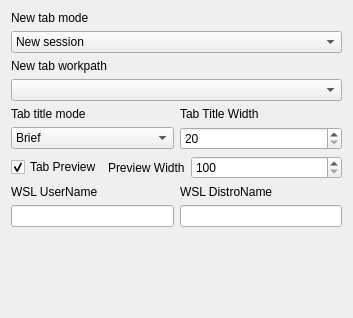
First picture: the form in src/globaloptions/globaloptionsgeneralwidget.ui, repository QQxiaoming/quardCRT, before the edit.
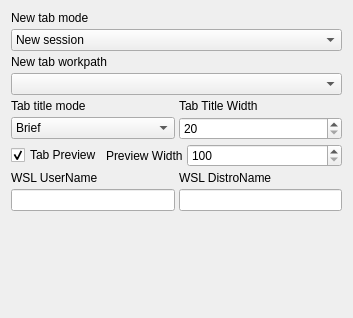
Second picture: the form after the edit.

```diff
--- a/src/globaloptions/globaloptionsgeneralwidget.ui
+++ b/src/globaloptions/globaloptionsgeneralwidget.ui
@@ -11,8 +11,14 @@
    </rect>
   </property>
   <layout class="QVBoxLayout" name="verticalLayout_5">
+   <property name="spacing">
+    <number>4</number>
+   </property>
    <item>
     <layout class="QVBoxLayout" name="verticalLayout_4">
+     <property name="spacing">
+      <number>4</number>
+     </property>
      <item>
       <widget class="QLabel" name="label_4">
        <property name="text">
@@ -49,6 +55,9 @@
    </item>
    <item>
     <layout class="QVBoxLayout" name="verticalLayout_3">
+     <property name="spacing">
+      <number>4</number>
+     </property>
      <item>
       <widget class="QLabel" name="label_7">
        <property name="text">
@@ -70,8 +79,14 @@
    </item>
    <item>
     <layout class="QHBoxLayout" name="horizontalLayout_2">
+     <property name="spacing">
+      <number>4</number>
+     </property>
      <item>
       <layout class="QVBoxLayout" name="verticalLayout">
+       <property name="spacing">
+        <number>4</number>
+       </property>
        <item>
         <widget class="QLabel" name="label">
          <property name="sizePolicy">
@@ -114,6 +129,9 @@
      </item>
      <item>
       <layout class="QVBoxLayout" name="verticalLayout_2">
+       <property name="spacing">
+        <number>4</number>
+       </property>
        <item>
         <widget class="QLabel" name="label_2">
          <property name="sizePolicy">
@@ -143,6 +161,9 @@
    </item>
    <item>
     <layout class="QHBoxLayout" name="horizontalLayout">
+     <property name="spacing">
+      <number>4</number>
+     </property>
      <item>
       <widget class="QCheckBox" name="checkBoxTabPreview">
        <property name="sizePolicy">
@@ -192,6 +213,9 @@
    </item>
    <item>
     <layout class="QGridLayout" name="gridLayout">
+     <property name="spacing">
+      <number>4</number>
+     </property>
      <item row="0" column="0">
       <widget class="QLabel" name="labelWSLUserName">
        <property name="text">
```
